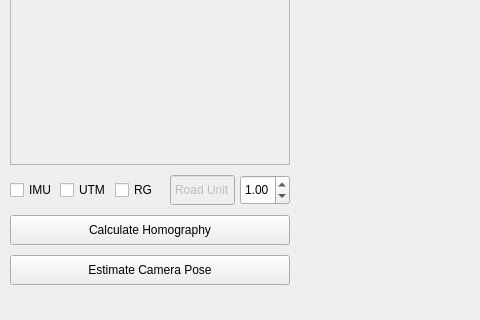
Above: ui/gui.ui from ask-almas/tennis-ball-marker-gui before the change; both pictures show x 0 to 480 and y 405 to 725 of the 1130 by 725 pixel window. Below: the same form after it.
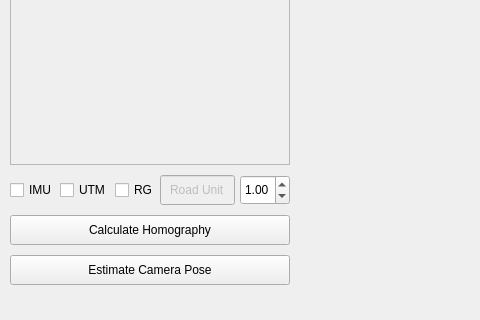
That is the form after the change.

Commit message: size,position fix

Diff of the .ui file:
```diff
--- a/ui/gui.ui
+++ b/ui/gui.ui
@@ -110,9 +110,9 @@
     </property>
     <property name="geometry">
      <rect>
-      <x>170</x>
+      <x>160</x>
       <y>580</y>
-      <width>65</width>
+      <width>75</width>
       <height>30</height>
      </rect>
     </property>
@@ -153,7 +153,7 @@
      <rect>
       <x>10</x>
       <y>580</y>
-      <width>45</width>
+      <width>50</width>
       <height>30</height>
      </rect>
     </property>
```
The commit also changes 1 other file.
